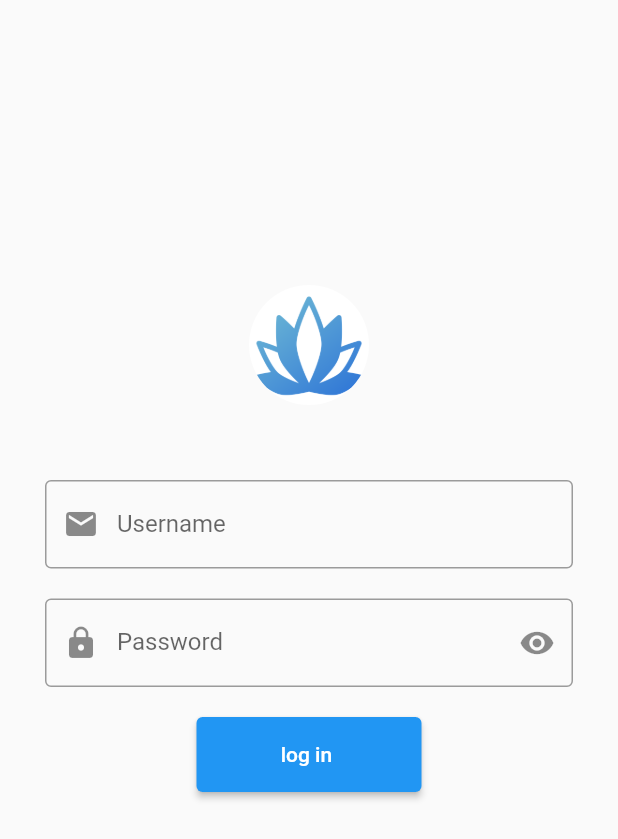
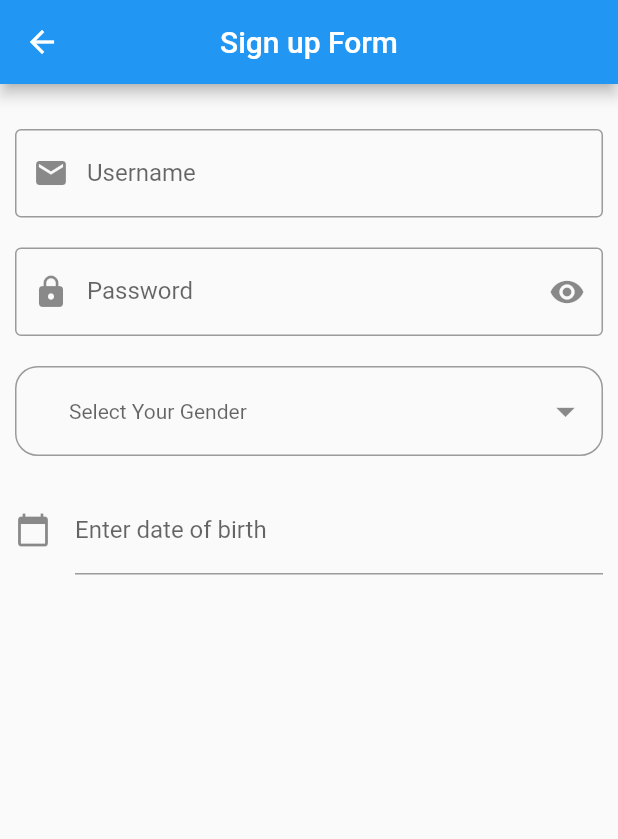
Before and after one commit to ahmedosama8/Grad_Project, a Flutter app: the screen it shows after launch, on a phone screen of 412 x 824 dp. Shown: the top 839 px of the screen. Run offline on Flutter 3.47's test engine with Material 2 defaults, Android fonts, the phone set to English and light mode, and no system bars; our stand-ins replace dropdown_button2, rflutter_alert; missing offline and left inert: flutter_login_template.

Commit message:
sign-up page intialez
lesa el submit button bt3 el signup page 3ashan a submit kol hagga

```diff
--- a/mobile_app/lib/main.dart
+++ b/mobile_app/lib/main.dart
@@ -2,10 +2,12 @@ import 'package:flutter/material.dart';
 import 'package:flutter_login_template/flutter_login_template.dart';
 import 'package:rflutter_alert/rflutter_alert.dart';
 import 'pages/login.dart';
+import 'pages/signup.dart';
 
 void main() => runApp(MaterialApp(
-      initialRoute: '/',
+      initialRoute: '/signup',
       routes: {
         '/': (context) => Login(),
+        '/signup': (context) => signup(),
       },
     ));
--- /dev/null
+++ b/mobile_app/lib/pages/signup.dart
@@ -0,0 +1,183 @@
+import 'package:flutter/material.dart';
+import 'package:dropdown_button2/dropdown_button2.dart';
+import 'package:intl/intl.dart';
+
+class signup extends StatefulWidget {
+  const signup({super.key});
+
+  @override
+  State<signup> createState() => _signupState();
+}
+
+class _signupState extends State<signup> {
+  String? selectedValue;
+  TextEditingController dateinput = TextEditingController();
+
+  bool _ishiddenpassword = true;
+  final password = TextEditingController();
+  final email = TextEditingController();
+  bool emailfilled = false;
+  bool passwordfilled = false;
+  final List<String> genderItems = [
+    'Male',
+    'Female',
+  ];
+
+  @override
+  void initState() {
+    dateinput.text = ""; //set the initial value of text field
+    super.initState();
+  }
+
+  Widget build(BuildContext context) {
+    return Scaffold(
+      appBar: AppBar(
+        backgroundColor: Colors.blue,
+        title: Text('Sign up Form'),
+        centerTitle: true,
+      ),
+      body: Padding(
+        padding: const EdgeInsets.all(10.0),
+        child: Column(
+          children: <Widget>[
+            SizedBox(height: 20),
+            TextField(
+                controller: email,
+                obscureText: false,
+                decoration: InputDecoration(
+                  border: OutlineInputBorder(),
+                  labelText: 'Username',
+                  prefixIcon: Icon(Icons.email),
+                ),
+                onChanged: (value) {
+                  setState(() {
+                    emailfilled = value.length >= 1 ? true : false;
+                  });
+                }),
+            SizedBox(height: 20),
+            TextField(
+                controller: password,
+                obscureText: _ishiddenpassword,
+                decoration: InputDecoration(
+                  border: OutlineInputBorder(),
+                  prefixIcon: Icon(Icons.lock),
+                  suffixIcon: InkWell(
+                    onTap: toggleIcon,
+                    child: Icon(
+                      _ishiddenpassword
+                          ? Icons.visibility
+                          : Icons.visibility_off,
+                    ),
+                  ),
+                  labelText: 'Password',
+                ),
+                onChanged: (value) {
+                  setState(() {
+                    passwordfilled = value.length >= 1 ? true : false;
+                  });
+                }),
+            SizedBox(height: 20),
+            DropdownButtonFormField2(
+              decoration: InputDecoration(
+                //Add isDense true and zero Padding.
+                //Add Horizontal padding using buttonPadding and Vertical padding by increasing buttonHeight instead of add Padding here so that The whole TextField Button become clickable, and also the dropdown menu open under The whole TextField Button.
+                isDense: true,
+                contentPadding: EdgeInsets.zero,
+                border: OutlineInputBorder(
+                  borderRadius: BorderRadius.circular(15),
+                ),
+                //Add more decoration as you want here
+                //Add label If you want but add hint outside the decoration to be aligned in the button perfectly.
+              ),
+              isExpanded: true,
+              hint: const Text(
+                'Select Your Gender',
+                style: TextStyle(fontSize: 14),
+              ),
+              items: genderItems
+                  .map((item) => DropdownMenuItem<String>(
+                        value: item,
+                        child: Text(
+                          item,
+                          style: const TextStyle(
+                            fontSize: 14,
+                          ),
+                        ),
+                      ))
+                  .toList(),
+              validator: (value) {
+                if (value == null) {
+                  return 'Please select gender.';
+                }
+                return null;
+              },
+              onChanged: (value) {
+                selectedValue = value;
+                print(selectedValue);
+              },
+              buttonStyleData: const ButtonStyleData(
+                height: 60,
+                padding: EdgeInsets.only(left: 20, right: 10),
+              ),
+              iconStyleData: const IconStyleData(
+                icon: Icon(
+                  Icons.arrow_drop_down,
+                  color: Colors.black45,
+                ),
+                iconSize: 30,
+              ),
+              dropdownStyleData: DropdownStyleData(
+                decoration: BoxDecoration(
+                  borderRadius: BorderRadius.circular(15),
+                ),
+              ),
+            ),
+            SizedBox(
+              height: 20.0,
+            ),
+            TextField(
+              controller: dateinput, //editing controller of this TextField
+              decoration: InputDecoration(
+                  icon: Icon(Icons.calendar_today), //icon of text field
+                  labelText: "Enter date of birth" //label text of field
+                  ),
+              readOnly:
+                  true, //set it true, so that user will not able to edit text
+              onTap: () async {
+                DateTime? pickedDate = await showDatePicker(
+                    context: context,
+                    initialDate: DateTime.now(),
+                    firstDate: DateTime(
+                        2000), //DateTime.now() - not to allow to choose before today.
+                    lastDate: DateTime(2101));
+
+                if (pickedDate != null) {
+                  print(
+                      pickedDate); //pickedDate output format => 2021-03-10 00:00:00.000
+                  String formattedDate =
+                      DateFormat('yyyy-MM-dd').format(pickedDate);
+                  print(
+                      formattedDate); //formatted date output using intl package =>  2021-03-16
+                  //you can implement different kind of Date Format here according to your requirement
+
+                  setState(() {
+                    dateinput.text =
+                        formattedDate; //set output date to TextField value.
+                  });
+                } else {
+                  print("Date is not selected");
+                }
+              },
+            )
+          ],
+        ),
+      ),
+    );
+  }
+
+  void toggleIcon() {
+    setState(() {
+      _ishiddenpassword = !_ishiddenpassword;
+    });
+  }
+}
--- a/mobile_app/pubspec.yaml
+++ b/mobile_app/pubspec.yaml
@@ -37,6 +37,9 @@ dependencies:
   cupertino_icons: ^1.0.2
   flutter_login_template: ^1.1.0
   rflutter_alert: ^2.0.4
+  dropdown_button2: ^2.0.0
+  dob_input_field: ^2.0.0
+  intl: ^0.18.0
 
 dev_dependencies:
   flutter_test:
```
Also changed, not shown: mobile_app/lib/Widgets/SignupWidget.dart (added, +36 -0 lines), mobile_app/lib/pages/login.dart (+15 -4 lines), mobile_app/pubspec.lock.
